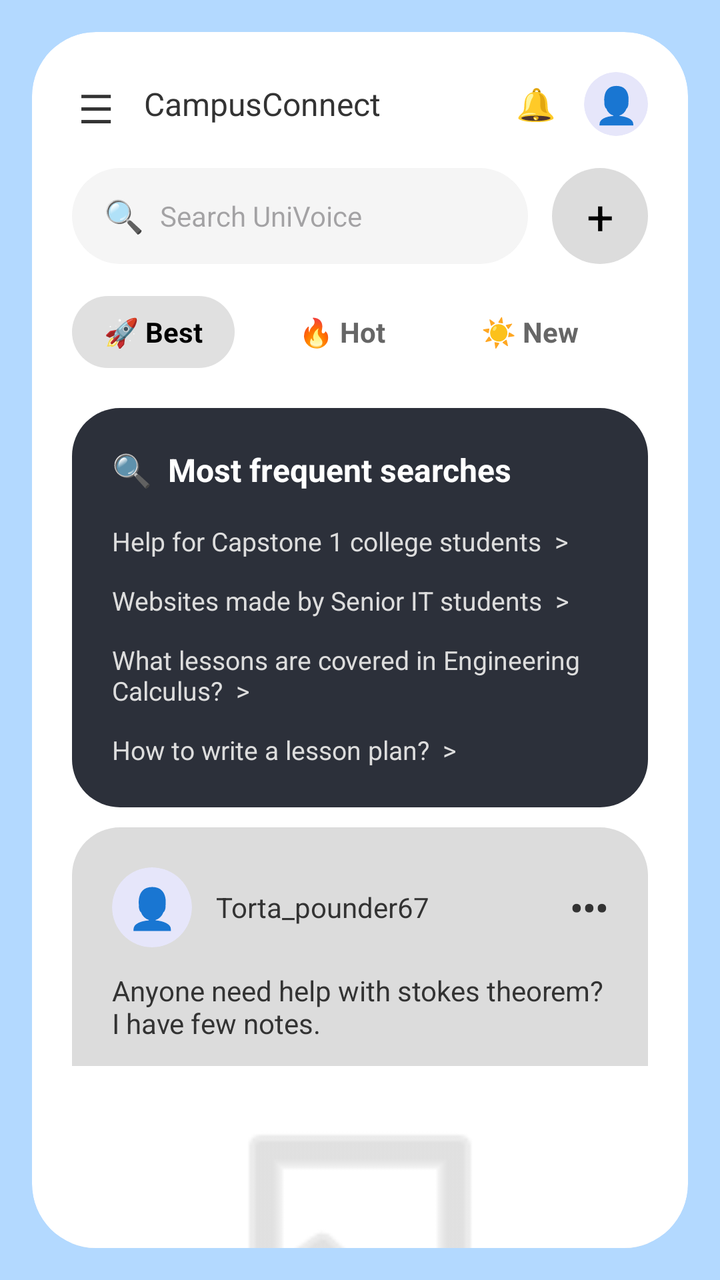
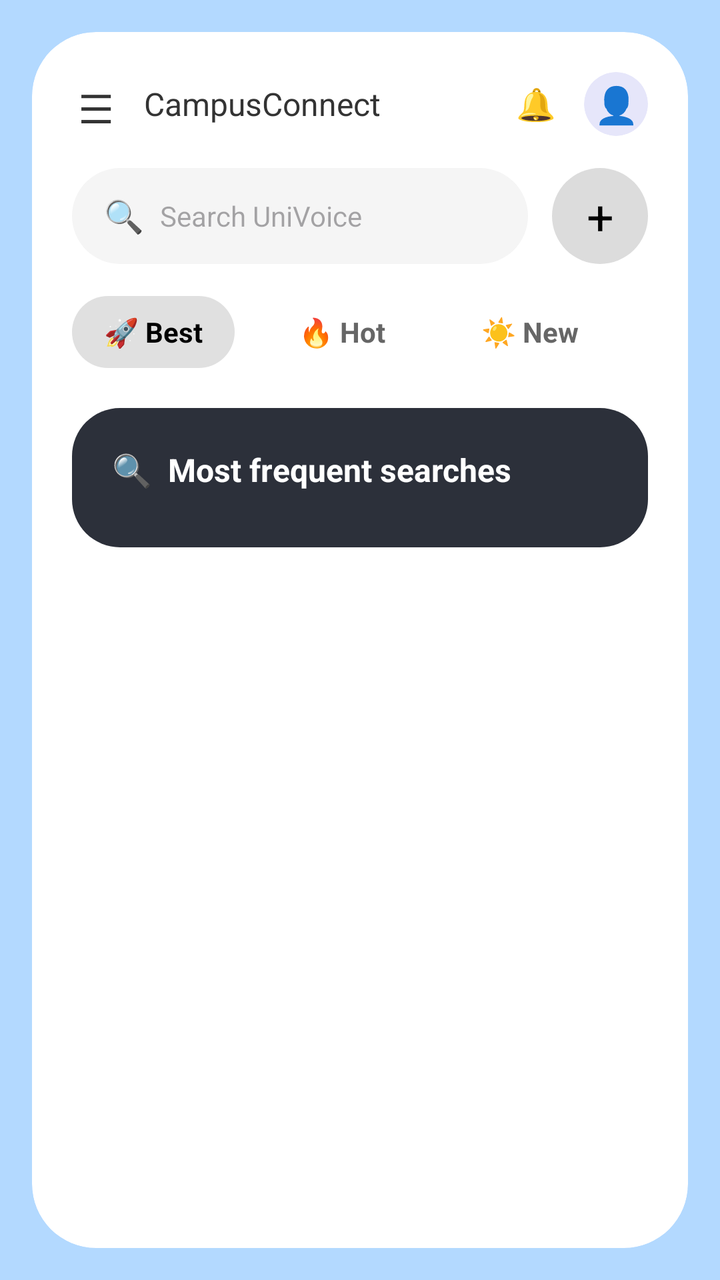

The first picture is an Android layout as it rendered before a commit; the second is the same layout after the commit. The layout source and the unified diff follow.
<!-- AndroidManifest.xml: application theme Theme.CampusConnect -->
<!-- res/layout/activity_home.xml -->
<?xml version="1.0" encoding="utf-8"?>
<androidx.constraintlayout.widget.ConstraintLayout xmlns:android="http://schemas.android.com/apk/res/android"
    xmlns:app="http://schemas.android.com/apk/res-auto"
    android:layout_width="match_parent"
    android:layout_height="match_parent"
    android:background="#B3D9FF">

    <androidx.cardview.widget.CardView
        android:layout_width="0dp"
        android:layout_height="0dp"
        android:layout_margin="16dp"
        app:cardBackgroundColor="#FFFFFF"
        app:cardCornerRadius="32dp"
        app:cardElevation="0dp"
        app:layout_constraintBottom_toBottomOf="parent"
        app:layout_constraintEnd_toEndOf="parent"
        app:layout_constraintStart_toStartOf="parent"
        app:layout_constraintTop_toTopOf="parent">

        <ScrollView
            android:layout_width="match_parent"
            android:layout_height="match_parent"
            android:scrollbars="none">

            <LinearLayout
                android:layout_width="match_parent"
                android:layout_height="wrap_content"
                android:orientation="vertical"
                android:padding="20dp">

                
                <LinearLayout
                    android:layout_width="match_parent"
                    android:layout_height="wrap_content"
                    android:gravity="center_vertical"
                    android:orientation="horizontal">

                    
                    <TextView
                        android:layout_width="24dp"
                        android:layout_height="24dp"
                        android:text="☰"
                        android:textSize="20sp"
                        android:textColor="#333"
                        android:gravity="center" />

                    <TextView
                        android:layout_width="wrap_content"
                        android:layout_height="wrap_content"
                        android:layout_marginStart="12dp"
                        android:text="CampusConnect"
                        android:textColor="#333333"
                        android:textSize="16sp" />

                    <View
                        android:layout_width="0dp"
                        android:layout_height="0dp"
                        android:layout_weight="1" />

                    
                    <TextView
                        android:layout_width="24dp"
                        android:layout_height="24dp"
                        android:layout_marginStart="12dp"
                        android:text="🔔"
                        android:textSize="16sp"
                        android:gravity="center" />

                    
                    <androidx.cardview.widget.CardView
                        android:id="@+id/profileIconBtn"
                        android:layout_width="32dp"
                        android:layout_height="32dp"
                        android:layout_marginStart="12dp"
                        android:clickable="true"
                        android:focusable="true"
                        app:cardBackgroundColor="#E6E6FA"
                        app:cardCornerRadius="16dp"
                        app:cardElevation="0dp">
                        <TextView
                            android:layout_width="match_parent"
                            android:layout_height="match_parent"
                            android:text="👤"
                            android:gravity="center"
                            android:textSize="18sp"
                            android:textColor="#8A2BE2"/>
                    </androidx.cardview.widget.CardView>
                </LinearLayout>

                
                <LinearLayout
                    android:layout_width="match_parent"
                    android:layout_height="wrap_content"
                    android:layout_marginTop="16dp"
                    android:gravity="center_vertical"
                    android:orientation="horizontal">

                    <LinearLayout
                        android:layout_width="0dp"
                        android:layout_height="48dp"
                        android:layout_weight="1"
                        android:background="@drawable/search_bg"
                        android:gravity="center_vertical"
                        android:paddingStart="16dp"
                        android:paddingEnd="16dp">

                        <TextView
                            android:layout_width="wrap_content"
                            android:layout_height="wrap_content"
                            android:text="🔍"
                            android:textSize="16sp" />

                        <EditText
                            android:layout_width="match_parent"
                            android:layout_height="wrap_content"
                            android:layout_marginStart="8dp"
                            android:background="@null"
                            android:hint="Search UniVoice"
                            android:textSize="14sp" />
                    </LinearLayout>

                    <FrameLayout
                        android:id="@+id/btnAddPost"
                        android:layout_width="48dp"
                        android:layout_height="48dp"
                        android:layout_marginStart="12dp"
                        android:clickable="true"
                        android:focusable="true"
                        android:background="@drawable/round_btn_bg">
                        <TextView
                            android:layout_width="match_parent"
                            android:layout_height="match_parent"
                            android:text="+"
                            android:textSize="24sp"
                            android:textColor="#000"
                            android:gravity="center" />
                    </FrameLayout>
                </LinearLayout>

                
                <HorizontalScrollView
                    android:layout_width="match_parent"
                    android:layout_height="wrap_content"
                    android:layout_marginTop="16dp"
                    android:scrollbars="none">

                    <LinearLayout
                        android:layout_width="wrap_content"
                        android:layout_height="wrap_content"
                        android:gravity="center_vertical"
                        android:orientation="horizontal">

                    
                    <TextView
                        android:id="@+id/tabBest"
                        android:layout_width="wrap_content"
                        android:layout_height="36dp"
                        android:background="@drawable/tab_best_bg"
                        android:clickable="true"
                        android:focusable="true"
                        android:gravity="center_vertical"
                        android:paddingStart="16dp"
                        android:paddingEnd="16dp"
                        android:text="🚀 Best"
                        android:textColor="#000000"
                        android:textStyle="bold"
                        android:textSize="14sp" />

                    
                    <TextView
                        android:id="@+id/tabHot"
                        android:layout_width="wrap_content"
                        android:layout_height="36dp"
                        android:layout_marginStart="16dp"
                        android:clickable="true"
                        android:focusable="true"
                        android:gravity="center_vertical"
                        android:paddingStart="16dp"
                        android:paddingEnd="16dp"
                        android:text="🔥 Hot"
                        android:textColor="#666666"
                        android:textStyle="bold"
                        android:textSize="14sp" />

                    
                    <TextView
                        android:id="@+id/tabNew"
                        android:layout_width="wrap_content"
                        android:layout_height="36dp"
                        android:layout_marginStart="16dp"
                        android:clickable="true"
                        android:focusable="true"
                        android:gravity="center_vertical"
                        android:paddingStart="16dp"
                        android:paddingEnd="16dp"
                        android:text="☀️ New"
                        android:textColor="#666666"
                        android:textStyle="bold"
                        android:textSize="14sp" />

                    
                    <TextView
                        android:id="@+id/tabTop"
                        android:layout_width="wrap_content"
                        android:layout_height="36dp"
                        android:layout_marginStart="16dp"
                        android:clickable="true"
                        android:focusable="true"
                        android:gravity="center"
                        android:paddingStart="16dp"
                        android:paddingEnd="16dp"
                        android:text="⬆️ Top"
                        android:textColor="#666666"
                        android:textStyle="bold"
                        android:textSize="14sp"
                        android:singleLine="true" />
                    </LinearLayout>
                </HorizontalScrollView>

                
                <FrameLayout
                    android:layout_width="match_parent"
                    android:layout_height="wrap_content"
                    android:layout_marginTop="20dp"
                    android:layout_marginBottom="20dp">

                    
                    <LinearLayout
                        android:id="@+id/feedBest"
                        android:layout_width="match_parent"
                        android:layout_height="wrap_content"
                        android:orientation="vertical">

                        
                        <LinearLayout
                            android:layout_width="match_parent"
                            android:layout_height="wrap_content"
                            android:background="@drawable/dark_card_bg"
                            android:orientation="vertical"
                            android:padding="20dp">

                            <LinearLayout
                                android:layout_width="wrap_content"
                                android:layout_height="wrap_content"
                                android:gravity="center_vertical"
                                android:orientation="horizontal">
                                <TextView
                                    android:layout_width="wrap_content"
                                    android:layout_height="wrap_content"
                                    android:text="🔍"
                                    android:textSize="16sp" />
                                <TextView
                                    android:layout_width="wrap_content"
                                    android:layout_height="wrap_content"
                                    android:layout_marginStart="8dp"
                                    android:text="Most frequent searches"
                                    android:textColor="#FFFFFF"
                                    android:textStyle="bold"
                                    android:textSize="16sp" />
                            </LinearLayout>

                            <TextView
                                android:layout_width="match_parent"
                                android:layout_height="wrap_content"
                                android:layout_marginTop="16dp"
                                android:text="Help for Capstone 1 college students  >"
                                android:textColor="#DDDDDD"
                                android:textSize="13sp" />

                            <TextView
                                android:layout_width="match_parent"
                                android:layout_height="wrap_content"
                                android:layout_marginTop="12dp"
                                android:text="Websites made by Senior IT students  >"
                                android:textColor="#DDDDDD"
                                android:textSize="13sp" />

                            <TextView
                                android:layout_width="match_parent"
                                android:layout_height="wrap_content"
                                android:layout_marginTop="12dp"
                                android:text="What lessons are covered in Engineering Calculus?  >"
                                android:textColor="#DDDDDD"
                                android:textSize="13sp" />

                            <TextView
                                android:layout_width="match_parent"
                                android:layout_height="wrap_content"
                                android:layout_marginTop="12dp"
                                android:text="How to write a lesson plan?  >"
                                android:textColor="#DDDDDD"
                                android:textSize="13sp" />
                        </LinearLayout>

                        <include layout="@layout/item_post" />

                    </LinearLayout>

                    
                    <LinearLayout
                        android:id="@+id/feedHot"
                        android:layout_width="match_parent"
                        android:layout_height="wrap_content"
                        android:orientation="vertical"
                        android:visibility="gone">

                        <include layout="@layout/item_post" />
                        <include layout="@layout/item_post" />
                    </LinearLayout>

                    
                    <LinearLayout
                        android:id="@+id/feedNew"
                        android:layout_width="match_parent"
                        android:layout_height="wrap_content"
                        android:orientation="vertical"
                        android:visibility="gone">

                        <include layout="@layout/item_post" />
                    </LinearLayout>

                    
                    <LinearLayout
                        android:id="@+id/feedTop"
                        android:layout_width="match_parent"
                        android:layout_height="wrap_content"
                        android:orientation="vertical"
                        android:visibility="gone">

                        <include layout="@layout/item_post" />
                        <include layout="@layout/item_post" />
                        <include layout="@layout/item_post" />
                    </LinearLayout>

                </FrameLayout>

            </LinearLayout>
        </ScrollView>
    </androidx.cardview.widget.CardView>

</androidx.constraintlayout.widget.ConstraintLayout>
<!-- res/layout/item_post.xml (included above) -->
<LinearLayout xmlns:android="http://schemas.android.com/apk/res/android"
    xmlns:app="http://schemas.android.com/apk/res-auto"
    android:layout_width="match_parent"
    android:layout_height="wrap_content"
    android:layout_marginTop="10dp"
    android:layout_marginBottom="10dp"
    android:background="@drawable/post_card_bg"
    android:orientation="vertical"
    android:paddingTop="20dp"
    android:clickable="true"
    android:focusable="true"
    android:onClick="openPostDetails">

    
    <LinearLayout
        android:layout_width="match_parent"
        android:layout_height="wrap_content"
        android:gravity="center_vertical"
        android:orientation="horizontal"
        android:paddingStart="20dp"
        android:paddingEnd="20dp">

        <androidx.cardview.widget.CardView
            android:layout_width="40dp"
            android:layout_height="40dp"
            app:cardBackgroundColor="#E6E6FA"
            app:cardCornerRadius="20dp"
            app:cardElevation="0dp">
            <TextView
                android:layout_width="match_parent"
                android:layout_height="match_parent"
                android:text="👤"
                android:gravity="center"
                android:textSize="20sp"/>
        </androidx.cardview.widget.CardView>

        <TextView
            android:layout_width="0dp"
            android:layout_height="wrap_content"
            android:layout_marginStart="12dp"
            android:layout_weight="1"
            android:text="Torta_pounder67"
            android:textColor="#333333"
            android:textSize="14sp" />

        <TextView
            android:layout_width="wrap_content"
            android:layout_height="wrap_content"
            android:text="•••"
            android:textColor="#333333"
            android:textSize="18sp"
            android:textStyle="bold" />
    </LinearLayout>

    
    <TextView
        android:layout_width="match_parent"
        android:layout_height="wrap_content"
        android:layout_marginTop="12dp"
        android:paddingStart="20dp"
        android:paddingEnd="20dp"
        android:text="Anyone need help with stokes theorem? I have few notes."
        android:textColor="#333333"
        android:textSize="14sp" />

    
    <ImageView
        android:layout_width="match_parent"
        android:layout_height="180dp"
        android:layout_marginTop="12dp"
        android:background="#FFFFFF"
        android:padding="16dp"
        android:src="@android:drawable/ic_menu_gallery"
        app:tint="#CCCCCC" />

    
    <View
        android:layout_width="match_parent"
        android:layout_height="1dp"
        android:background="#AAAAAA" />

    
    <LinearLayout
        android:layout_width="match_parent"
        android:layout_height="wrap_content"
        android:orientation="horizontal"
        android:paddingTop="12dp"
        android:paddingBottom="12dp"
        android:paddingStart="20dp"
        android:paddingEnd="20dp">

        <TextView
            android:layout_width="0dp"
            android:layout_height="wrap_content"
            android:layout_weight="1"
            android:text="👍 67 Approvals"
            android:textColor="#333"
            android:textSize="12sp"
            android:textStyle="bold" />

        <TextView
            android:layout_width="0dp"
            android:layout_height="wrap_content"
            android:layout_weight="1"
            android:text="📤 69 Shares"
            android:textColor="#333"
            android:textSize="12sp"
            android:textStyle="bold" />

        <TextView
            android:layout_width="wrap_content"
            android:layout_height="wrap_content"
            android:text="💬 25"
            android:textColor="#333"
            android:textSize="12sp"
            android:textStyle="bold" />
    </LinearLayout>

    
    <View
        android:layout_width="match_parent"
        android:layout_height="1dp"
        android:background="#AAAAAA" />

    
    <LinearLayout
        android:layout_width="match_parent"
        android:layout_height="wrap_content"
        android:gravity="center_vertical"
        android:orientation="horizontal"
        android:padding="16dp">

        <androidx.cardview.widget.CardView
            android:layout_width="32dp"
            android:layout_height="32dp"
            app:cardBackgroundColor="#E6E6FA"
            app:cardCornerRadius="16dp"
            app:cardElevation="0dp">
            <TextView
                android:layout_width="match_parent"
                android:layout_height="match_parent"
                android:text="👤"
                android:gravity="center"
                android:textSize="16sp"/>
        </androidx.cardview.widget.CardView>

        <LinearLayout
            android:layout_width="0dp"
            android:layout_height="40dp"
            android:layout_marginStart="12dp"
            android:layout_weight="1"
            android:background="@drawable/comment_bg"
            android:gravity="center_vertical"
            android:paddingStart="16dp"
            android:paddingEnd="12dp">

            <EditText
                android:layout_width="match_parent"
                android:layout_height="wrap_content"
                android:background="@null"
                android:hint="Add a comment.."
                android:textSize="12sp" />
        </LinearLayout>
    </LinearLayout>
</LinearLayout>
<!-- resources referenced by this layout -->
<resources>
  <!-- drawable comment_bg (drawable) -->
  <?xml version="1.0" encoding="utf-8"?>
  <shape xmlns:android="http://schemas.android.com/apk/res/android">
      <solid android:color="#E6E6FA" />
      <corners android:radius="24dp" />
  </shape>
  <!-- drawable dark_card_bg (drawable) -->
  <?xml version="1.0" encoding="utf-8"?>
  <shape xmlns:android="http://schemas.android.com/apk/res/android">
      <solid android:color="#2C303A" />
      <corners android:radius="24dp" />
  </shape>
  <!-- drawable post_card_bg (drawable) -->
  <?xml version="1.0" encoding="utf-8"?>
  <shape xmlns:android="http://schemas.android.com/apk/res/android">
      <solid android:color="#DCDCDC" />
      <corners android:radius="24dp" />
  </shape>
  <!-- drawable round_btn_bg (drawable) -->
  <?xml version="1.0" encoding="utf-8"?>
  <shape xmlns:android="http://schemas.android.com/apk/res/android" android:shape="oval">
      <solid android:color="#DCDCDC" />
  </shape>
  <!-- drawable search_bg (drawable) -->
  <?xml version="1.0" encoding="utf-8"?>
  <shape xmlns:android="http://schemas.android.com/apk/res/android">
      <solid android:color="#F5F5F5" />
      <corners android:radius="24dp" />
  </shape>
  <!-- drawable tab_best_bg (drawable) -->
  <?xml version="1.0" encoding="utf-8"?>
  <shape xmlns:android="http://schemas.android.com/apk/res/android">
      <solid android:color="#E0E0E0" />
      <corners android:radius="20dp" />
  </shape>
  <style name="Theme.CampusConnect" parent="Base.Theme.CampusConnect" />
  <style name="Base.Theme.CampusConnect" parent="Theme.Material3.DayNight.NoActionBar">
          
          
      </style>
</resources>

<!-- the commit's change to res/layout/activity_home.xml (unified diff, before → after) -->
@@ -111,11 +111,14 @@
                             android:textSize="16sp" />
 
                         <EditText
+                            android:id="@+id/searchEditText"
                             android:layout_width="match_parent"
                             android:layout_height="wrap_content"
                             android:layout_marginStart="8dp"
                             android:background="@null"
                             android:hint="Search UniVoice"
+                            android:imeOptions="actionSearch"
+                            android:inputType="text"
                             android:textSize="14sp" />
                     </LinearLayout>
 
@@ -233,6 +236,7 @@
 
                         
                         <LinearLayout
+                            android:id="@+id/trendingSearchesCard"
                             android:layout_width="match_parent"
                             android:layout_height="wrap_content"
                             android:background="@drawable/dark_card_bg"
@@ -259,40 +263,20 @@
                                     android:textSize="16sp" />
                             </LinearLayout>
 
-                            <TextView
+                            <LinearLayout
+                                android:id="@+id/trendingSearchesContainer"
                                 android:layout_width="match_parent"
                                 android:layout_height="wrap_content"
-                                android:layout_marginTop="16dp"
-                                android:text="Help for Capstone 1 college students  >"
-                                android:textColor="#DDDDDD"
-                                android:textSize="13sp" />
-
-                            <TextView
-                                android:layout_width="match_parent"
-                                android:layout_height="wrap_content"
-                                android:layout_marginTop="12dp"
-                                android:text="Websites made by Senior IT students  >"
-                                android:textColor="#DDDDDD"
-                                android:textSize="13sp" />
-
-                            <TextView
-                                android:layout_width="match_parent"
-                                android:layout_height="wrap_content"
-                                android:layout_marginTop="12dp"
-                                android:text="What lessons are covered in Engineering Calculus?  >"
-                                android:textColor="#DDDDDD"
-                                android:textSize="13sp" />
-
-                            <TextView
-                                android:layout_width="match_parent"
-                                android:layout_height="wrap_content"
-                                android:layout_marginTop="12dp"
-                                android:text="How to write a lesson plan?  >"
-                                android:textColor="#DDDDDD"
-                                android:textSize="13sp" />
+                                android:orientation="vertical"
+                                android:layout_marginTop="8dp" />
                         </LinearLayout>
 
-                        <include layout="@layout/item_post" />
+                        <LinearLayout
+                            android:id="@+id/postsContainerBest"
+                            android:layout_width="match_parent"
+                            android:layout_height="wrap_content"
+                            android:orientation="vertical"
+                            android:layout_marginTop="16dp" />
 
                     </LinearLayout>
 
@@ -304,8 +288,11 @@
                         android:orientation="vertical"
                         android:visibility="gone">
 
-                        <include layout="@layout/item_post" />
-                        <include layout="@layout/item_post" />
+                        <LinearLayout
+                            android:id="@+id/postsContainerHot"
+                            android:layout_width="match_parent"
+                            android:layout_height="wrap_content"
+                            android:orientation="vertical" />
                     </LinearLayout>
 
                     
@@ -316,7 +303,11 @@
                         android:orientation="vertical"
                         android:visibility="gone">
 
-                        <include layout="@layout/item_post" />
+                        <LinearLayout
+                            android:id="@+id/postsContainerNew"
+                            android:layout_width="match_parent"
+                            android:layout_height="wrap_content"
+                            android:orientation="vertical" />
                     </LinearLayout>
 
                     
@@ -327,9 +318,11 @@
                         android:orientation="vertical"
                         android:visibility="gone">
 
-                        <include layout="@layout/item_post" />
-                        <include layout="@layout/item_post" />
-                        <include layout="@layout/item_post" />
+                        <LinearLayout
+                            android:id="@+id/postsContainerTop"
+                            android:layout_width="match_parent"
+                            android:layout_height="wrap_content"
+                            android:orientation="vertical" />
                     </LinearLayout>
 
                 </FrameLayout>
@@ -339,169 +332,3 @@
     </androidx.cardview.widget.CardView>
 
 </androidx.constraintlayout.widget.ConstraintLayout>
-<!-- res/layout/item_post.xml (included above) -->
-<LinearLayout xmlns:android="http://schemas.android.com/apk/res/android"
-    xmlns:app="http://schemas.android.com/apk/res-auto"
-    android:layout_width="match_parent"
-    android:layout_height="wrap_content"
-    android:layout_marginTop="10dp"
-    android:layout_marginBottom="10dp"
-    android:background="@drawable/post_card_bg"
-    android:orientation="vertical"
-    android:paddingTop="20dp"
-    android:clickable="true"
-    android:focusable="true"
-    android:onClick="openPostDetails">
-
-    
-    <LinearLayout
-        android:layout_width="match_parent"
-        android:layout_height="wrap_content"
-        android:gravity="center_vertical"
-        android:orientation="horizontal"
-        android:paddingStart="20dp"
-        android:paddingEnd="20dp">
-
-        <androidx.cardview.widget.CardView
-            android:layout_width="40dp"
-            android:layout_height="40dp"
-            app:cardBackgroundColor="#E6E6FA"
-            app:cardCornerRadius="20dp"
-            app:cardElevation="0dp">
-            <TextView
-                android:layout_width="match_parent"
-                android:layout_height="match_parent"
-                android:text="👤"
-                android:gravity="center"
-                android:textSize="20sp"/>
-        </androidx.cardview.widget.CardView>
-
-        <TextView
-            android:layout_width="0dp"
-            android:layout_height="wrap_content"
-            android:layout_marginStart="12dp"
-            android:layout_weight="1"
-            android:text="Torta_pounder67"
-            android:textColor="#333333"
-            android:textSize="14sp" />
-
-        <TextView
-            android:layout_width="wrap_content"
-            android:layout_height="wrap_content"
-            android:text="•••"
-            android:textColor="#333333"
-            android:textSize="18sp"
-            android:textStyle="bold" />
-    </LinearLayout>
-
-    
-    <TextView
-        android:layout_width="match_parent"
-        android:layout_height="wrap_content"
-        android:layout_marginTop="12dp"
-        android:paddingStart="20dp"
-        android:paddingEnd="20dp"
-        android:text="Anyone need help with stokes theorem? I have few notes."
-        android:textColor="#333333"
-        android:textSize="14sp" />
-
-    
-    <ImageView
-        android:layout_width="match_parent"
-        android:layout_height="180dp"
-        android:layout_marginTop="12dp"
-        android:background="#FFFFFF"
-        android:padding="16dp"
-        android:src="@android:drawable/ic_menu_gallery"
-        app:tint="#CCCCCC" />
-
-    
-    <View
-        android:layout_width="match_parent"
-        android:layout_height="1dp"
-        android:background="#AAAAAA" />
-
-    
-    <LinearLayout
-        android:layout_width="match_parent"
-        android:layout_height="wrap_content"
-        android:orientation="horizontal"
-        android:paddingTop="12dp"
-        android:paddingBottom="12dp"
-        android:paddingStart="20dp"
-        android:paddingEnd="20dp">
-
-        <TextView
-            android:layout_width="0dp"
-            android:layout_height="wrap_content"
-            android:layout_weight="1"
-            android:text="👍 67 Approvals"
-            android:textColor="#333"
-            android:textSize="12sp"
-            android:textStyle="bold" />
-
-        <TextView
-            android:layout_width="0dp"
-            android:layout_height="wrap_content"
-            android:layout_weight="1"
-            android:text="📤 69 Shares"
-            android:textColor="#333"
-            android:textSize="12sp"
-            android:textStyle="bold" />
-
-        <TextView
-            android:layout_width="wrap_content"
-            android:layout_height="wrap_content"
-            android:text="💬 25"
-            android:textColor="#333"
-            android:textSize="12sp"
-            android:textStyle="bold" />
-    </LinearLayout>
-
-    
-    <View
-        android:layout_width="match_parent"
-        android:layout_height="1dp"
-        android:background="#AAAAAA" />
-
-    
-    <LinearLayout
-        android:layout_width="match_parent"
-        android:layout_height="wrap_content"
-        android:gravity="center_vertical"
-        android:orientation="horizontal"
-        android:padding="16dp">
-
-        <androidx.cardview.widget.CardView
-            android:layout_width="32dp"
-            android:layout_height="32dp"
-            app:cardBackgroundColor="#E6E6FA"
-            app:cardCornerRadius="16dp"
-            app:cardElevation="0dp">
-            <TextView
-                android:layout_width="match_parent"
-                android:layout_height="match_parent"
-                android:text="👤"
-                android:gravity="center"
-                android:textSize="16sp"/>
-        </androidx.cardview.widget.CardView>
-
-        <LinearLayout
-            android:layout_width="0dp"
-            android:layout_height="40dp"
-            android:layout_marginStart="12dp"
-            android:layout_weight="1"
-            android:background="@drawable/comment_bg"
-            android:gravity="center_vertical"
-            android:paddingStart="16dp"
-            android:paddingEnd="12dp">
-
-            <EditText
-                android:layout_width="match_parent"
-                android:layout_height="wrap_content"
-                android:background="@null"
-                android:hint="Add a comment.."
-                android:textSize="12sp" />
-        </LinearLayout>
-    </LinearLayout>
-</LinearLayout>
<!-- resource entries referenced after the edit -->
@@ -1,21 +1,9 @@
 <!-- resources referenced by this layout -->
 <resources>
-  <!-- drawable comment_bg (drawable) -->
-  <?xml version="1.0" encoding="utf-8"?>
-  <shape xmlns:android="http://schemas.android.com/apk/res/android">
-      <solid android:color="#E6E6FA" />
-      <corners android:radius="24dp" />
-  </shape>
   <!-- drawable dark_card_bg (drawable) -->
   <?xml version="1.0" encoding="utf-8"?>
   <shape xmlns:android="http://schemas.android.com/apk/res/android">
       <solid android:color="#2C303A" />
-      <corners android:radius="24dp" />
-  </shape>
-  <!-- drawable post_card_bg (drawable) -->
-  <?xml version="1.0" encoding="utf-8"?>
-  <shape xmlns:android="http://schemas.android.com/apk/res/android">
-      <solid android:color="#DCDCDC" />
       <corners android:radius="24dp" />
   </shape>
   <!-- drawable round_btn_bg (drawable) -->
